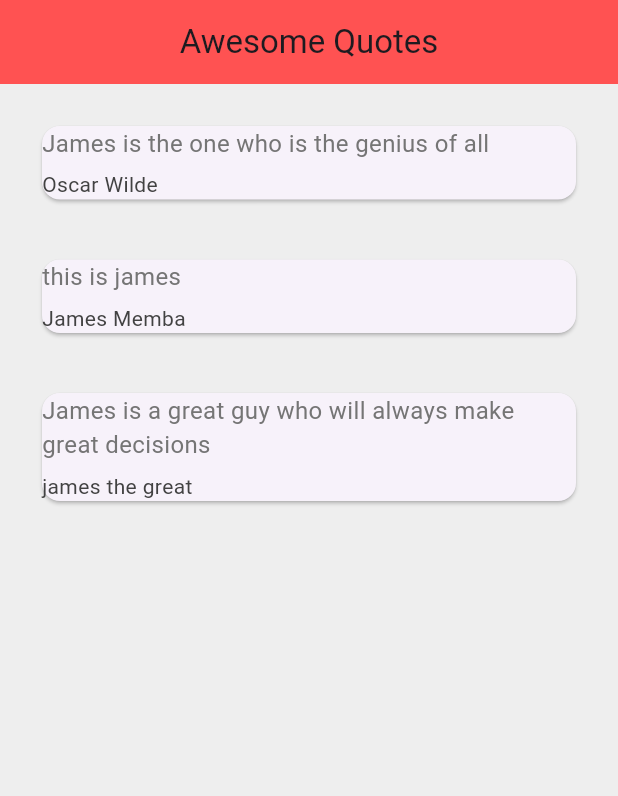
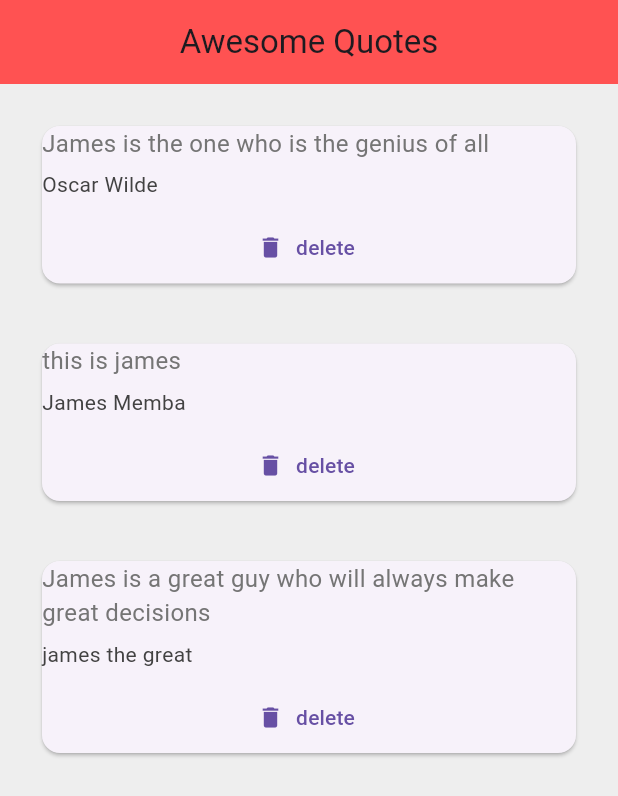
Before and after one commit to jamesthegreat2021/flutter-net-ninja-masterclass, a Flutter app: the screen it shows after launch, on a phone screen of 412 x 824 dp. Shown: the top 796 px of the screen. Run offline on Flutter 3.47's test engine with Material 3 defaults, Android fonts, the phone set to English and light mode, and no system bars.

Commit message:
added logics to delete quotes

```diff
--- a/lib/main.dart
+++ b/lib/main.dart
@@ -22,6 +22,7 @@ class _QuoteListState extends State<QuoteList> {
     Quote(author: 'James Memba', name: 'this is james'),
     Quote(author: 'james the great', name: 'James is a great guy who will always make great decisions')
   ];
+
   @override
   Widget build(BuildContext context) {
     return Scaffold(
@@ -32,7 +33,13 @@ class _QuoteListState extends State<QuoteList> {
         backgroundColor: Colors.redAccent,
       ),
       body: Column(
-        children: quotes.map((quote) => QuoteWidget(quote: quote)).toList(),
+        children: quotes.map((quote) => QuoteWidget(
+          quote: quote,
+          delete: () {
+            setState((){
+            quotes.remove(quote);
+          });}
+          )).toList(),
       ),
     );
   }
--- a/lib/quote_list.dart
+++ b/lib/quote_list.dart
@@ -4,9 +4,11 @@ class QuoteWidget extends StatelessWidget {
   const QuoteWidget({
     super.key,
     required this.quote,
+    required this.delete,
   });
 
   final dynamic quote;
+  final dynamic delete;
 
   @override
   Widget build(BuildContext context) {
@@ -33,6 +35,11 @@ class QuoteWidget extends StatelessWidget {
               ),
 
             ),
+            SizedBox(height: 8.0),
+            TextButton.icon(onPressed: delete,
+             label: Text('delete'),
+             icon: Icon(Icons.delete),
+             ),
           ],
         ),
       ),
```
